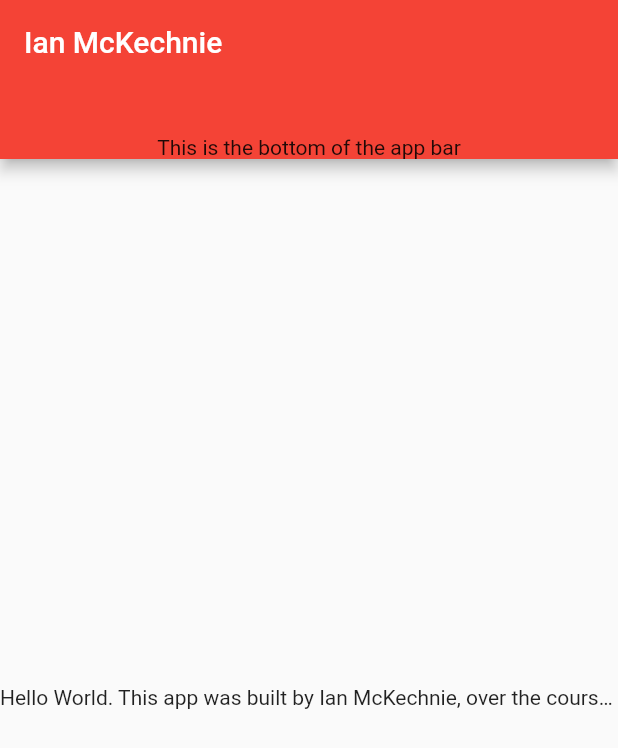
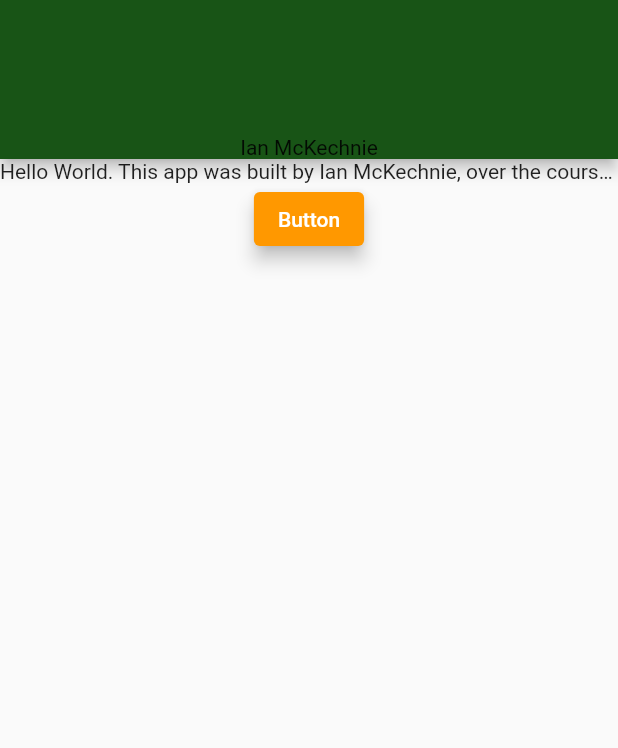
Before and after one commit to imckechn/FlutterApps, a Flutter app: the screen it shows after launch, on a phone screen of 412 x 824 dp. Shown: the top 748 px of the screen. Run offline on Flutter 3.47's test engine with Material 2 defaults, Android fonts, the phone set to English and light mode, and no system bars.

Commit message:
Final version. Edits made to the appBar, text, and button

```diff
--- a/lib/main.dart
+++ b/lib/main.dart
@@ -60,25 +60,31 @@ class _MyHomePageState extends State<MyHomePage> {
       appBar: AppBar(
         // Here we take the value from the MyHomePage object that was created by
         // the App.build method, and use it to set our appbar title.
-        title: Text(widget.title),
-        backgroundColor: Colors.red,
+        backgroundColor: Color.fromARGB(255, 24, 84, 22),
         bottom: PreferredSize(
           preferredSize: Size.fromHeight(50.0),
-          child: Text('This is the bottom of the app bar'),
+          child: Text('Ian McKechnie'),
         ),
-        centerTitle: false,
+        centerTitle: true,
       ),
       body: Center(
         // Center is a layout widget. It takes a single child and positions it
         // in the middle of the parent.
         child: Column(
-          mainAxisAlignment: MainAxisAlignment.center,
           children: <Widget>[
             const Text(
               'Hello World. This app was built by Ian McKechnie, over the course of one day',
               textAlign: TextAlign.justify,
               overflow: TextOverflow.ellipsis,
-              softWrap: true,
+            ),
+            ElevatedButton(
+              onPressed: () {},
+              child: const Text('Button'),
+              style: ElevatedButton.styleFrom(
+                primary: Colors.orange,
+                shadowColor: Color.fromARGB(255, 0, 0, 0),
+                elevation: 5,
+              ),
             ),
           ],
         ),
```
